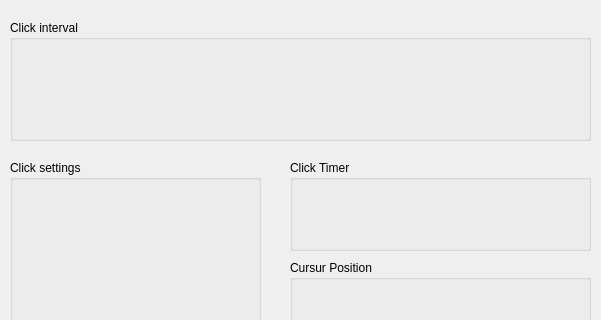
This is mainUi.ui in bigbanana80/Mouse-clicker-Pro as Qt 5 draws it before an edit; both pictures show x 0 to 601 and y 0 to 320 of the 601 by 583 pixel window. The edited form follows.
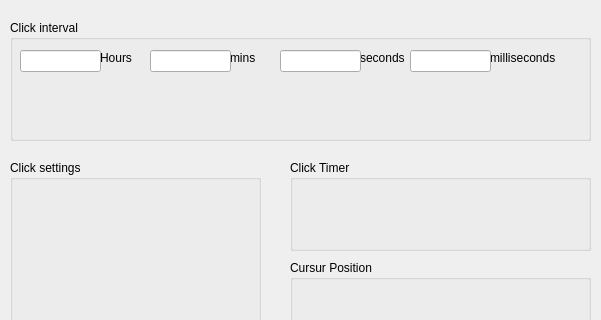
This is the edited form.

Patch:
```diff
--- a/mainUi.ui
+++ b/mainUi.ui
@@ -26,6 +26,110 @@
     <property name="title">
      <string>Click interval</string>
     </property>
+    <widget class="QLabel" name="label">
+     <property name="geometry">
+      <rect>
+       <x>90</x>
+       <y>30</y>
+       <width>49</width>
+       <height>16</height>
+      </rect>
+     </property>
+     <property name="text">
+      <string>Hours</string>
+     </property>
+    </widget>
+    <widget class="QLabel" name="label_2">
+     <property name="geometry">
+      <rect>
+       <x>220</x>
+       <y>30</y>
+       <width>49</width>
+       <height>16</height>
+      </rect>
+     </property>
+     <property name="text">
+      <string>mins</string>
+     </property>
+    </widget>
+    <widget class="QLabel" name="label_3">
+     <property name="geometry">
+      <rect>
+       <x>350</x>
+       <y>30</y>
+       <width>49</width>
+       <height>16</height>
+      </rect>
+     </property>
+     <property name="text">
+      <string>seconds</string>
+     </property>
+    </widget>
+    <widget class="QLabel" name="label_4">
+     <property name="geometry">
+      <rect>
+       <x>480</x>
+       <y>30</y>
+       <width>71</width>
+       <height>16</height>
+      </rect>
+     </property>
+     <property name="text">
+      <string>milliseconds</string>
+     </property>
+    </widget>
+    <widget class="QLineEdit" name="le_hours">
+     <property name="geometry">
+      <rect>
+       <x>10</x>
+       <y>30</y>
+       <width>81</width>
+       <height>22</height>
+      </rect>
+     </property>
+     <property name="text">
+      <string/>
+     </property>
+    </widget>
+    <widget class="QLineEdit" name="le_mins">
+     <property name="geometry">
+      <rect>
+       <x>140</x>
+       <y>30</y>
+       <width>81</width>
+       <height>22</height>
+      </rect>
+     </property>
+     <property name="text">
+      <string/>
+     </property>
+    </widget>
+    <widget class="QLineEdit" name="le_s">
+     <property name="geometry">
+      <rect>
+       <x>270</x>
+       <y>30</y>
+       <width>81</width>
+       <height>22</height>
+      </rect>
+     </property>
+     <property name="text">
+      <string/>
+     </property>
+    </widget>
+    <widget class="QLineEdit" name="ls_ms">
+     <property name="geometry">
+      <rect>
+       <x>400</x>
+       <y>30</y>
+       <width>81</width>
+       <height>22</height>
+      </rect>
+     </property>
+     <property name="text">
+      <string/>
+     </property>
+    </widget>
    </widget>
    <widget class="QGroupBox" name="grb_clk_settings">
     <property name="geometry">
```
